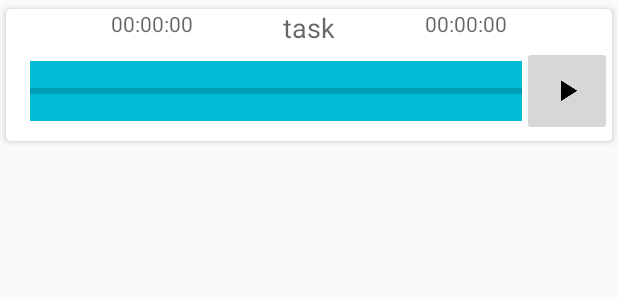
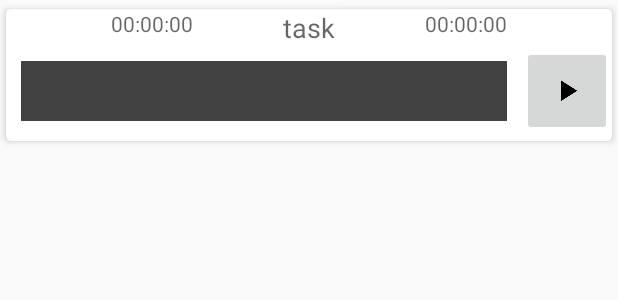
Before and after one commit to CharlieAnderson/Streamline, an Android app: the layout task_item.xml on its own in the app's theme, with its tools: preview values and no code run, on a phone screen of 412 x 824 dp. Shown: the top 300 px of the screen. Run offline under Robolectric (Android 15) with nearby library versions, the phone set to English and light mode, and no system bars.

Commit message:
fixed a lot of the timing issues, new progressbar now works

```diff
--- a/app/src/main/AndroidManifest.xml
+++ b/app/src/main/AndroidManifest.xml
@@ -20,6 +20,12 @@
                 <category android:name="android.intent.category.LAUNCHER" />
             </intent-filter>
         </activity>
+        <receiver android:name=".MyReceiver"
+            android:enabled="true">
+            <intent-filter>
+                <action android:name="android.intent.action.BOOT_COMPLETED"></action>
+            </intent-filter>
+        </receiver>
     </application>
 
 </manifest>
--- a/app/src/main/res/drawable/custom_progressbar.xml
+++ b/app/src/main/res/drawable/custom_progressbar.xml
@@ -1,6 +1,30 @@
-<?xml version="1.0" encoding="utf-8"?>
-<LinearLayout xmlns:android="http://schemas.android.com/apk/res/android"
-    android:orientation="vertical" android:layout_width="match_parent"
-    android:layout_height="match_parent">
+<layer-list xmlns:android="http://schemas.android.com/apk/res/android">
 
-</LinearLayout>
+    <!-- Define the background properties like color etc -->
+    <item android:id="@android:id/background">
+        <shape>
+            <gradient
+                android:startColor="@color/cardview_dark_background"
+                android:centerColor="@color/cardview_dark_background"
+                android:centerY="1.0"
+                android:endColor="@color/cardview_dark_background"
+                android:angle="270"
+                />
+        </shape>
+    </item>
+
+    <!-- Define the progress properties like start color, end color etc -->
+    <item android:id="@android:id/progress">
+        <clip>
+            <shape>
+                <gradient
+                    android:startColor="@color/cardview_light_background"
+                    android:centerColor="@color/cardview_light_background"
+                    android:centerY="1.0"
+                    android:endColor="@color/cardview_light_background"
+                    android:angle="270"
+                    />
+            </shape>
+        </clip>
+    </item>
+</layer-list>
--- a/app/src/main/res/layout/task_item.xml
+++ b/app/src/main/res/layout/task_item.xml
@@ -68,10 +68,13 @@
             <ProgressBar
                 android:id="@+id/timerBar"
                 style="@style/Base.Widget.AppCompat.ProgressBar.Horizontal"
-                android:layout_width="328dp"
+                android:progressDrawable="@drawable/custom_progressbar"
+                android:layout_width="match_parent"
                 android:layout_height="40dp"
                 android:layout_below="@id/taskName"
                 android:layout_marginTop="10dp"
+                android:layout_marginLeft="10dp"
+                android:layout_marginRight="10dp"
                 android:layout_toStartOf="@+id/startStopButton"
                 android:background="@color/material_color_cyan_500" />
         </RelativeLayout>
--- a/build.gradle
+++ b/build.gradle
@@ -6,7 +6,7 @@ buildscript {
         maven { url 'https://jitpack.io' }
     }
     dependencies {
-        classpath 'com.android.tools.build:gradle:2.3.0'
+        classpath 'com.android.tools.build:gradle:2.3.1'
 
         // NOTE: Do not place your application dependencies here; they belong
         // in the individual module build.gradle files
```
Also changed, not shown: app/src/main/java/com/example/charlesanderson/streamline/AddTimerFragment.java (+6 -2 lines), app/src/main/java/com/example/charlesanderson/streamline/CustomCountDownTimer.java (+18 -10 lines), app/src/main/java/com/example/charlesanderson/streamline/MainActivity.java (+25 -0 lines), app/src/main/java/com/example/charlesanderson/streamline/MyReceiver.java (+10 -1 lines), app/src/main/java/com/example/charlesanderson/streamline/TaskItem.java (+19 -20 lines), app/src/main/java/com/example/charlesanderson/streamline/TimerClockFragment.java (+15 -4 lines), app/src/main/java/com/example/charlesanderson/streamline/TimerHolder.java (+20 -11 lines), app/src/main/java/com/example/charlesanderson/streamline/TimerPickerDialog.java (+8 -0 lines), 1 other file.
